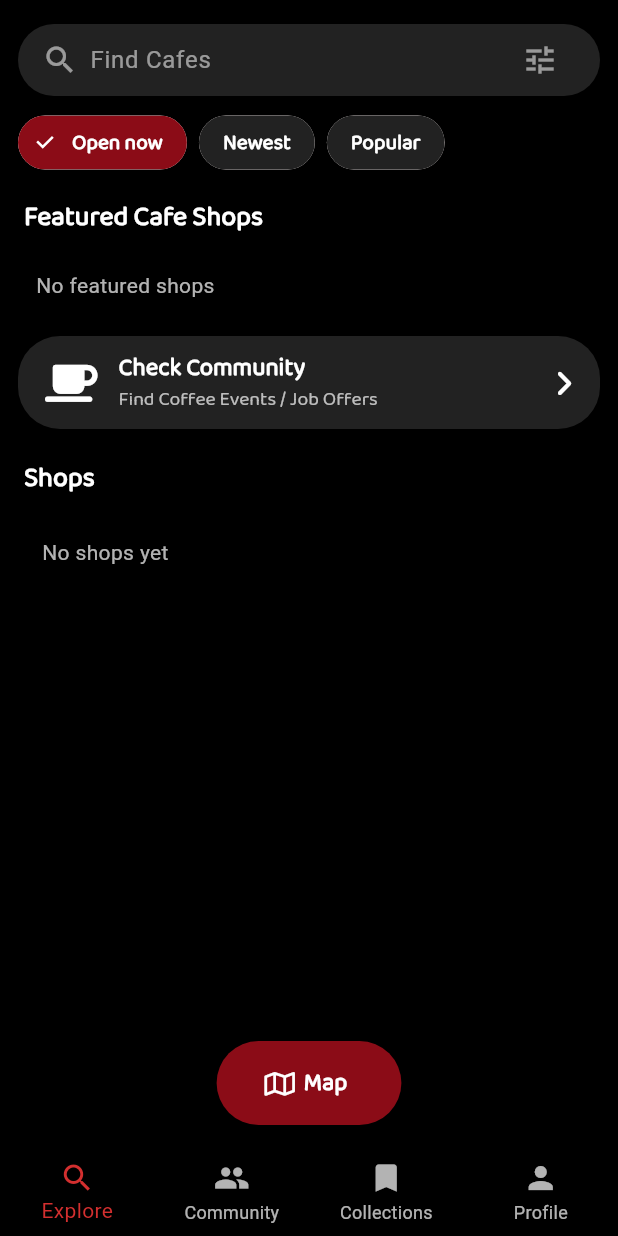
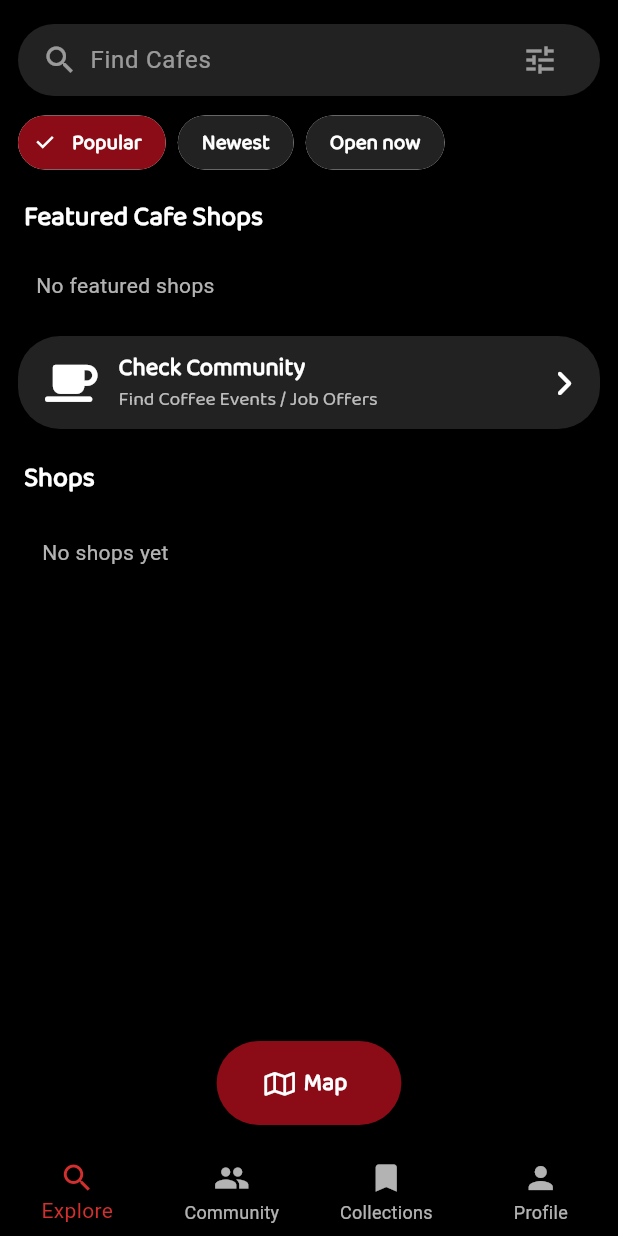
Before and after one commit to lansoyyy/CoFi, a Flutter app: the screen it shows once a user with an empty profile is signed in, on a phone screen of 412 x 824 dp. Run offline on Flutter 3.47's test engine with Material 3 defaults, Android fonts, the phone set to English and light mode, and no system bars; our stand-ins replace cached_network_image, cloud_firestore, firebase_auth, firebase_core, firebase_storage, flutter_map and 5 more; accounts and stored records are empty.

Commit message:
fixed minimal bugs

```diff
--- a/lib/screens/tabs/collections_tab.dart
+++ b/lib/screens/tabs/collections_tab.dart
@@ -122,7 +122,7 @@ class _CollectionsTabState extends State<CollectionsTab> {
                   icon: Icons.bookmark_border,
                   iconBg: primary,
                   title: 'Favorites',
-                  subtitle: '$count Shop${count == 1 ? '' : 's'}',
+                  subtitle: 'Favorite Shop${count == 1 ? '' : 's'}',
                   onTap: () {
                     final user = FirebaseAuth.instance.currentUser;
                     if (user == null) return;
--- a/lib/screens/tabs/explore_tab.dart
+++ b/lib/screens/tabs/explore_tab.dart
@@ -208,9 +208,9 @@ class _ExploreTabState extends State<ExploreTab> {
   @override
   Widget build(BuildContext context) {
     final filterChips = [
+      'Popular',
+      'Newest',
       'Open now',
-      'Newest',
-      'Popular',
     ];
 
     return ListView(
@@ -760,7 +760,7 @@ class _ExploreTabState extends State<ExploreTab> {
 
     // Chip filters: 0 Open now, 1 Newest, 2 Popular
     switch (_selectedChip) {
-      case 0: // Open now
+      case 2: // Open now
         list.retainWhere((d) => _isOpenNowFromSchedule(
             (d.data()['schedule'] ?? {}) as Map<String, dynamic>));
         break;
@@ -776,7 +776,7 @@ class _ExploreTabState extends State<ExploreTab> {
                   : DateTime.fromMillisecondsSinceEpoch(0)));
         });
         break;
-      case 2: // Popular by ratings then reviews count
+      case 0: // Popular by ratings then reviews count
         list.sort((a, b) {
           num ra =
               (a.data()['ratings'] is num) ? a.data()['ratings'] as num : 0;
--- a/lib/widgets/list_bottom_sheet.dart
+++ b/lib/widgets/list_bottom_sheet.dart
@@ -368,8 +368,7 @@ class ListBottomSheet extends StatelessWidget {
 
                                   if (!shopSnap.hasData ||
                                       !shopSnap.data!.exists) {
-                                    return _buildCafeItem(
-                                        name: 'Cafe', logo: '');
+                                    return SizedBox();
                                   }
 
                                   final shopData = shopSnap.data!.data();
```
